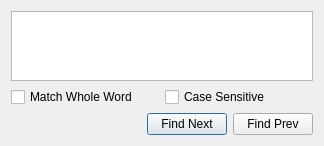
Above: blurdev/ide/ui/finddialog.ui from blurstudio/PrEditor before the change. Below: the same form after it.
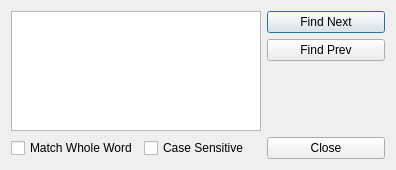
That is the form after the change.

Diff of the .ui file:
```diff
--- a/blurdev/ide/ui/finddialog.ui
+++ b/blurdev/ide/ui/finddialog.ui
@@ -6,64 +6,116 @@
    <rect>
     <x>0</x>
     <y>0</y>
-    <width>324</width>
-    <height>143</height>
+    <width>396</width>
+    <height>170</height>
    </rect>
   </property>
   <property name="windowTitle">
    <string>Find</string>
   </property>
   <layout class="QGridLayout" name="gridLayout">
-   <item row="0" column="0" colspan="2">
+   <item row="0" column="0" rowspan="3" colspan="3">
     <widget class="QTextEdit" name="uiSearchTXT"/>
    </item>
-   <item row="1" column="0">
+   <item row="0" column="3">
+    <widget class="QPushButton" name="uiFindNextBTN">
+     <property name="minimumSize">
+      <size>
+       <width>118</width>
+       <height>0</height>
+      </size>
+     </property>
+     <property name="maximumSize">
+      <size>
+       <width>118</width>
+       <height>16777215</height>
+      </size>
+     </property>
+     <property name="text">
+      <string>Find Next</string>
+     </property>
+     <property name="autoDefault">
+      <bool>true</bool>
+     </property>
+    </widget>
+   </item>
+   <item row="1" column="3">
+    <widget class="QPushButton" name="uiFindPrevBTN">
+     <property name="minimumSize">
+      <size>
+       <width>118</width>
+       <height>0</height>
+      </size>
+     </property>
+     <property name="maximumSize">
+      <size>
+       <width>118</width>
+       <height>16777215</height>
+      </size>
+     </property>
+     <property name="text">
+      <string>Find Prev</string>
+     </property>
+    </widget>
+   </item>
+   <item row="2" column="3">
+    <spacer name="verticalSpacer">
+     <property name="orientation">
+      <enum>Qt::Vertical</enum>
+     </property>
+     <property name="sizeHint" stdset="0">
+      <size>
+       <width>115</width>
+       <height>62</height>
+      </size>
+     </property>
+    </spacer>
+   </item>
+   <item row="3" column="0">
     <widget class="QCheckBox" name="uiFindWholeWordsCHK">
      <property name="text">
       <string>Match Whole Word</string>
      </property>
     </widget>
    </item>
-   <item row="1" column="1">
+   <item row="3" column="1">
     <widget class="QCheckBox" name="uiCaseSensitiveCHK">
      <property name="text">
       <string>Case Sensitive</string>
      </property>
     </widget>
    </item>
-   <item row="2" column="0" colspan="2">
-    <layout class="QHBoxLayout" name="horizontalLayout">
-     <item>
+   <item row="3" column="2">
       <spacer name="horizontalSpacer">
        <property name="orientation">
         <enum>Qt::Horizontal</enum>
        </property>
        <property name="sizeHint" stdset="0">
         <size>
-         <width>40</width>
+       <width>32</width>
          <height>20</height>
         </size>
        </property>
       </spacer>
      </item>
-     <item>
-      <widget class="QPushButton" name="uiFindNextBTN">
-       <property name="text">
-        <string>Find Next</string>
-       </property>
-       <property name="autoDefault">
-        <bool>true</bool>
-       </property>
-      </widget>
-     </item>
-     <item>
-      <widget class="QPushButton" name="uiFindPrevBTN">
+   <item row="3" column="3">
+    <widget class="QPushButton" name="uiCloseBTN">
+     <property name="minimumSize">
+      <size>
+       <width>118</width>
+       <height>0</height>
+      </size>
+     </property>
+     <property name="maximumSize">
+      <size>
+       <width>118</width>
+       <height>16777215</height>
+      </size>
+     </property>
        <property name="text">
-        <string>Find Prev</string>
-       </property>
-      </widget>
-     </item>
-    </layout>
+      <string>Close</string>
+     </property>
+    </widget>
    </item>
   </layout>
  </widget>
```
Left out of the diff: 19 changed lines with no effect on the pictures. Lines whose indentation alone changed are shown as unchanged.
